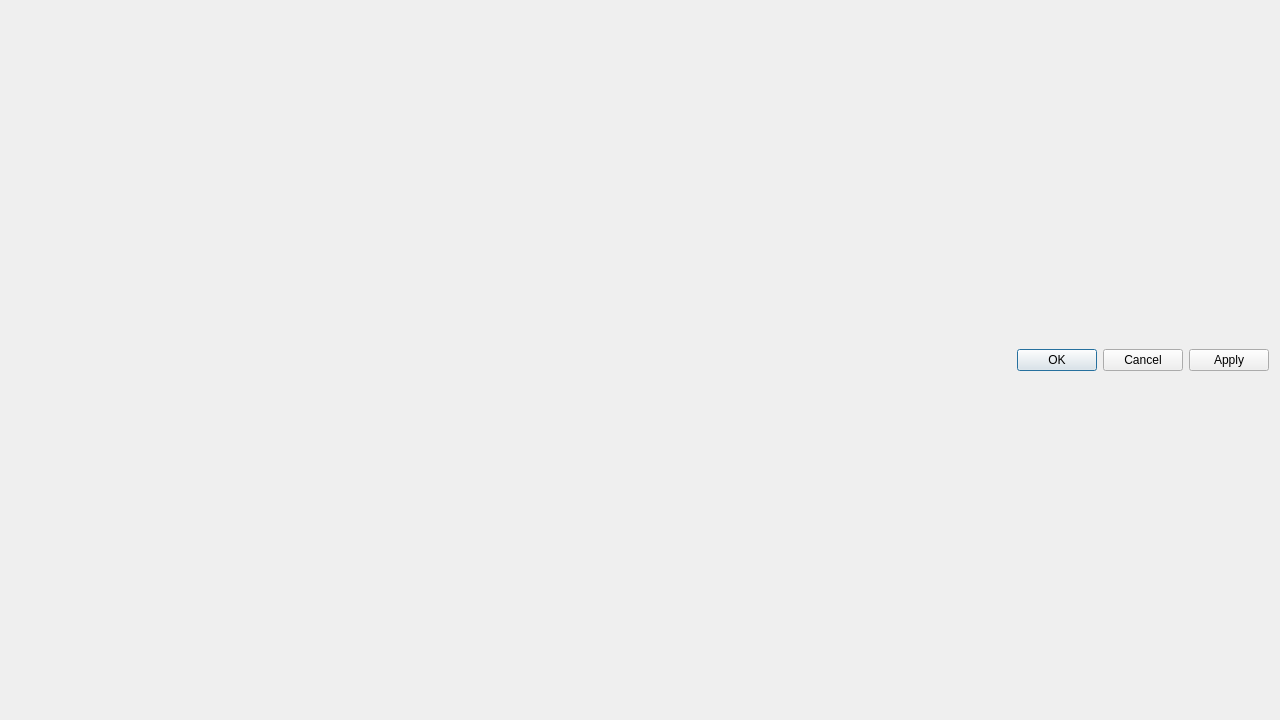
Before: the Qt Designer form dsvedit/player_editor.ui in LagoLunatic/DSVEdit, drawn with Qt 5.
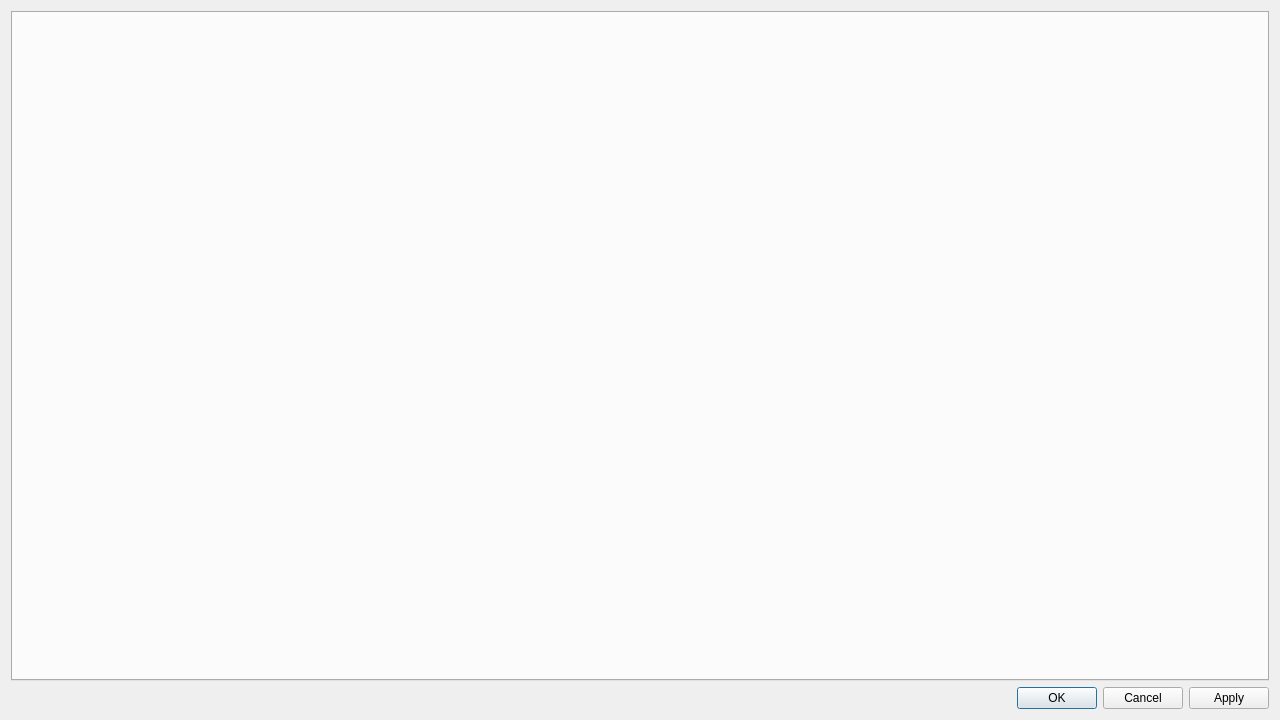
After: the same form once the commit is applied.

Commit message: HoD player editor: Add tab for editing player movement params

What changed in the file:
```diff
--- a/dsvedit/player_editor.ui
+++ b/dsvedit/player_editor.ui
@@ -21,7 +21,8 @@
   </property>
   <layout class="QVBoxLayout" name="verticalLayout">
    <item>
-    <layout class="QHBoxLayout" name="horizontalLayout"/>
+    <widget class="QTabWidget" name="tabWidget">
+    </widget>
    </item>
    <item>
     <widget class="QDialogButtonBox" name="buttonBox">
```
The commit also changes 4 other files.
